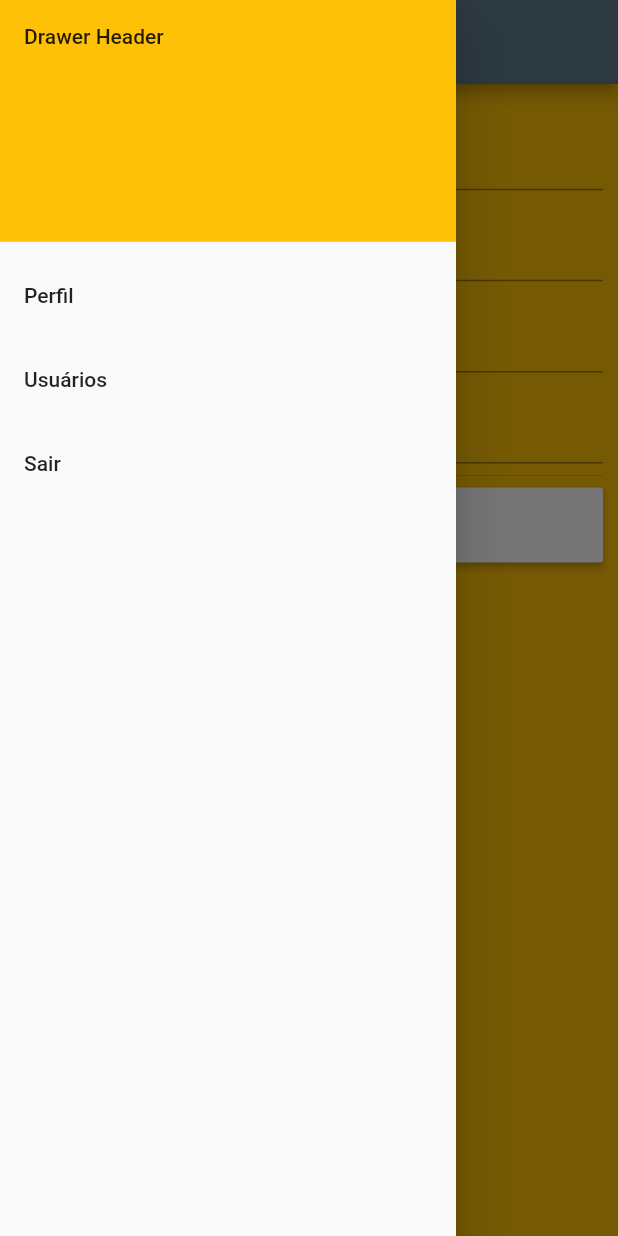
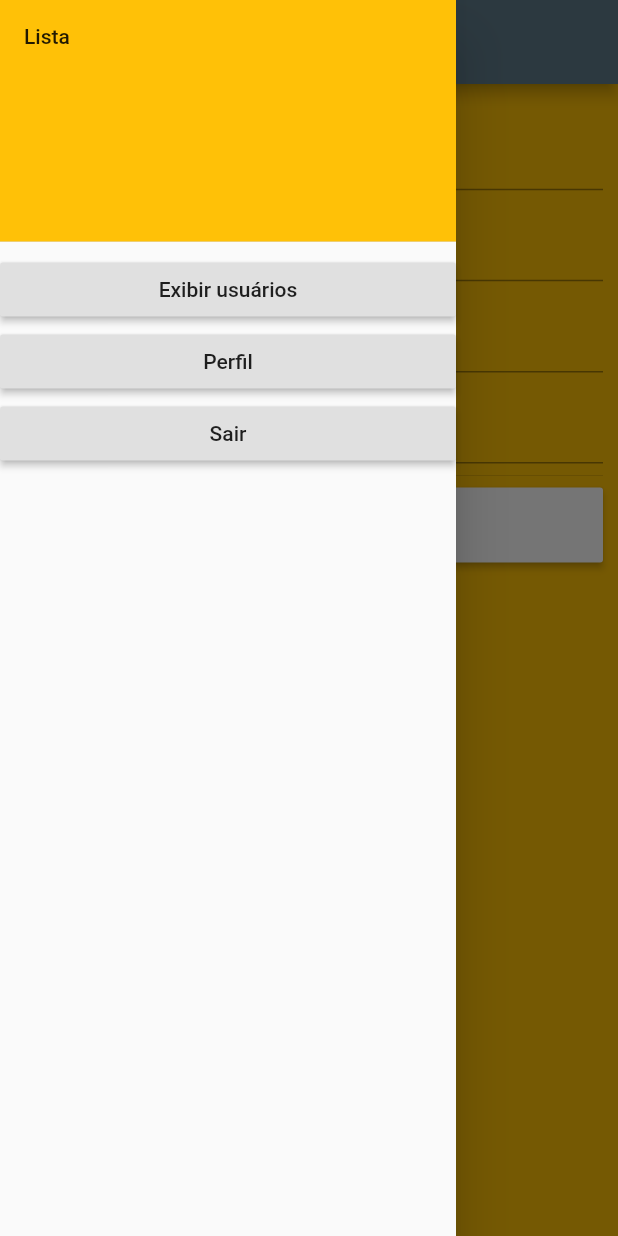
Before and after one commit to ollinmagno/flutter_firebase, a Flutter app: the screen it shows after launch, with the side drawer open, on a phone screen of 412 x 824 dp. Run offline on Flutter 3.47's test engine with Material 2 defaults, Android fonts, the phone set to English and light mode, and no system bars; our stand-ins replace cloud_firestore; accounts and stored records are empty.

Commit message:
botao exibir

```diff
--- a/lib/view/tela_cadastro.dart
+++ b/lib/view/tela_cadastro.dart
@@ -1,3 +1,4 @@
+import 'package:app_cadastro/view/tela_exibir_usuarios.dart';
 import 'package:flutter/material.dart';
 
 class TelaCadastro extends StatefulWidget {
@@ -80,31 +81,31 @@ class _TelaCadastroState extends State<TelaCadastro> {
           padding: EdgeInsets.zero,
           children: <Widget>[
             DrawerHeader(
-              child: Text('Drawer Header'),
+              child: Text('Lista'),
               decoration: BoxDecoration(
                 color: Colors.amber,
               ),
             ),
-            ListTile(
-              title: Text('Perfil'),
-              onTap: () {
-                // Update the state of the app.
-                // ...
-              },
+            RaisedButton(
+              child: Text('Exibir usuários'),
+              onPressed: () {
+                Navigator.push(
+                  context,
+                  MaterialPageRoute(builder: (context) => TelaExibirUsuarios()),
+                );
+              }
             ),
-            ListTile(
-              title: Text('Usuários'),
-              onTap: () {
-                // Update the state of the app.
-                // ...
-              },
+            RaisedButton(
+              child: Text('Perfil'),
+              onPressed: () {
+
+              }
             ),
-            ListTile(
-              title: Text('Sair'),
-              onTap: () {
-                // Update the state of the app.
-                // ...
-              },
+            RaisedButton(
+              child: Text('Sair'),
+              onPressed: () {
+
+              }
             ),
           ],
         ),
```
